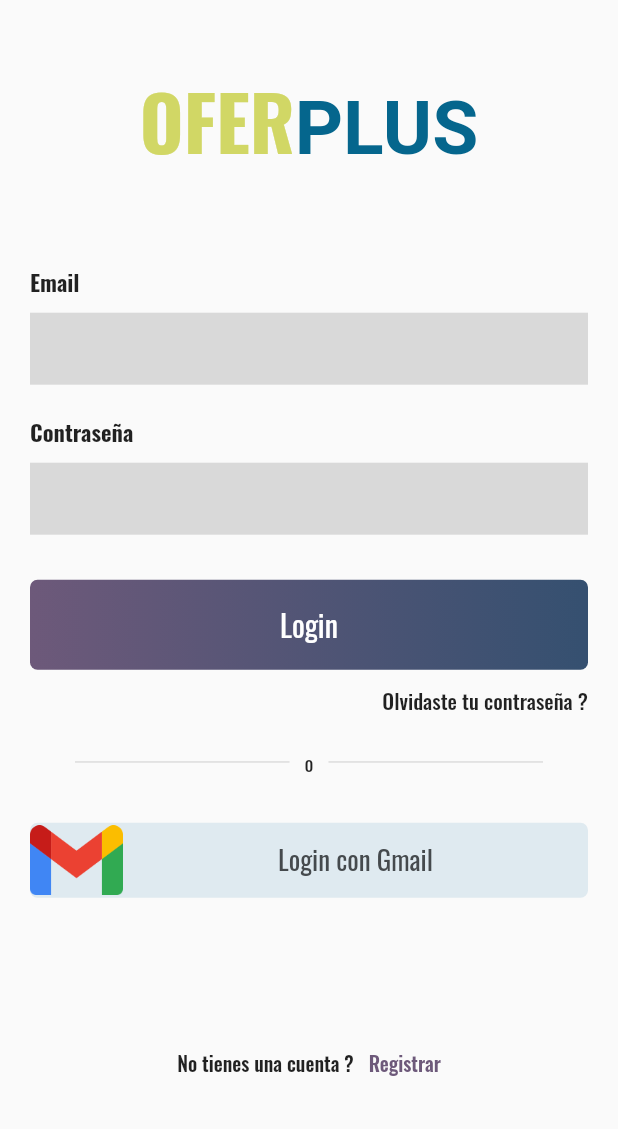
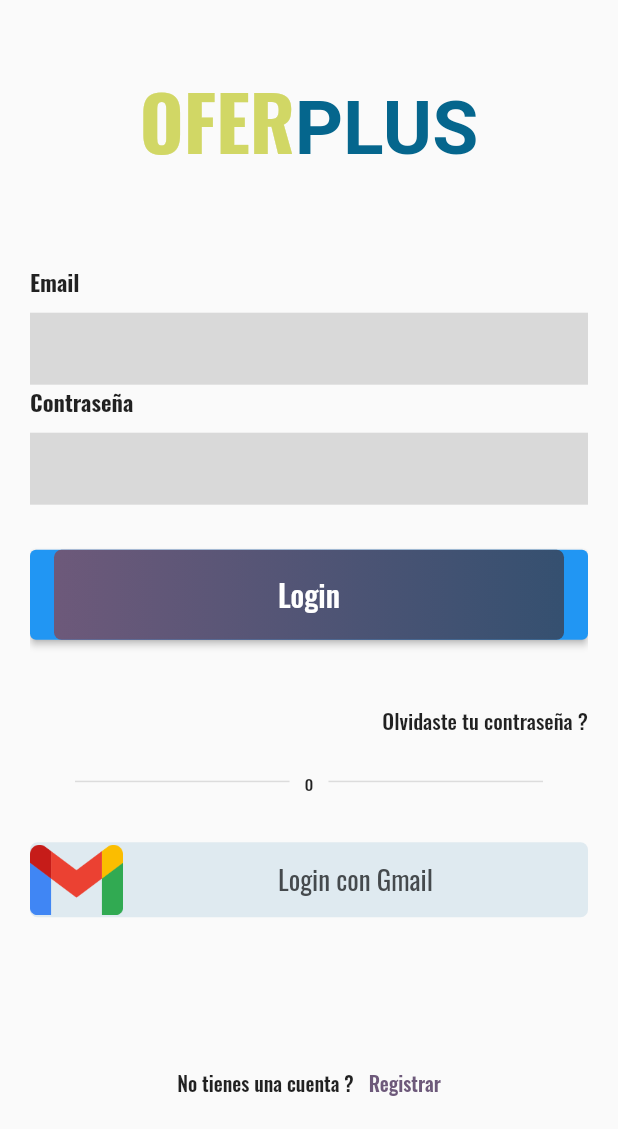
Before and after one commit to InesAlarcon/Market-Basket-Analysis-Application-, a Flutter app: the LoginForm screen opened directly, scrolled down 51 dp, on a phone screen of 412 x 824 dp, the part 107-1236 px from its top. Run offline on Flutter 3.47's test engine with Material 2 defaults, Android fonts, the phone set to English and light mode, and no system bars; our stand-ins replace firebase_auth, google_fonts; accounts and stored records are empty.

Commit message:
Registro y Login de usuarios completo, Dashboard principal dummy completo

```diff
--- a/lib/src/loginForm.dart
+++ b/lib/src/loginForm.dart
@@ -1,6 +1,9 @@
 import 'package:flutter/material.dart';
 import 'package:google_fonts/google_fonts.dart';
 import 'package:cliente/src/registrarForm.dart';
+import 'package:cliente/src/services/databaseFirebase.dart';
+import 'package:cliente/src/main/mainMenu.dart';
+
 // import 'package:firebase_core/firebase_core.dart';
 
 
@@ -14,6 +17,14 @@
 }
 
 class LoginFormState extends State<LoginForm>{
+  final AuthServices auth = AuthServices();
+  final keyForm = GlobalKey<FormState>();
+
+  String usuario = '';
+  String email = '';
+  String pass = '';
+  String error = '';
+
 
   //boton que regresa al menu principal
   Widget regresarBoton() {
@@ -59,43 +70,76 @@
   }
 
   //Segmento: text boxes y su estilo
-  Widget textBox(String title, {bool isPassword = false}) {
-    return Container(
+  Widget emailPassword() {
+    final height = MediaQuery.of(context).size.height;
+    return Form(
+    key: keyForm,
+    child: Container(
       margin: EdgeInsets.symmetric(vertical: 10),
       child: Column(
         crossAxisAlignment: CrossAxisAlignment.start,
         children: <Widget>[
           Text(
-            title,
+            "Email",
             style: TextStyle(fontWeight: FontWeight.bold, fontSize: 15),
           ),
           SizedBox(
             height: 10,
           ),
-          TextField(
-              obscureText: isPassword,
+          TextFormField(
+
+              validator: (val) => val!.isEmpty ? 'Poner un correo' : null,
+              onChanged: (val) {
+                setState(() => email = val);
+              },
+              obscureText: false,
               decoration: InputDecoration(
                   border: InputBorder.none,
                   fillColor: Color(0xffd9d9d9),
-                  filled: true))
+                  filled: true)),
+          Text(
+            "Contraseña",
+            style: TextStyle(fontWeight: FontWeight.bold, fontSize: 15),
+          ),
+          SizedBox(
+            height: 10,
+          ),
+          TextFormField(
+
+              validator: (val) => val!.length < 8 ? 'La contraseña tiene que contener 8 o más caracteres' : null,
+
+              onChanged: (val) {
+                setState(() => pass = val);
+              },
+              obscureText: true,
+              decoration: InputDecoration(
+                  border: InputBorder.none,
+                  fillColor: Color(0xffd9d9d9),
+                  filled: true)),
         ],
+      ),
     ),
     );
   }
 
   //Segmento: ingreso de datos al form
-  Widget emailPassword() {
+  // Widget emailPassword() {
+  //   return Column(
+  //     children: <Widget>[
+  //       textBox("Email"),
+  //       textBox("Contraseña", isPassword: true),
+  //     ],
+  //   );
+  // }
+
+  //Segmento: boton que hace el login y manda el form a verificar contra la firebase
+
+
+  Widget LoginVerBoton() {
     return Column(
       children: <Widget>[
-        textBox("Email"),
-        textBox("Contraseña", isPassword: true),
-      ],
-    );
-  }
-
-  //Segmento: boton que hace el login y manda el form a verificar contra la firebase
-  Widget LoginVerBoton() {
-    return Container(
+        ElevatedButton(
+        child: Container(
           width: MediaQuery.of(context).size.width,
           padding: EdgeInsets.symmetric(vertical: 15),
           alignment: Alignment.center,
@@ -105,11 +149,40 @@
                   begin: Alignment.centerLeft,
                   end: Alignment.centerRight,
                   colors: [Color(0xff6D597A), Color(0xff355070)])),
-      child: Text(
+          child: Column(
+            children: <Widget>[
+              Text(
                 'Login',
                 style: TextStyle(fontSize: 20, color: Colors.white),
               ),
+            ],
+          ),
+        ),
+
+       onPressed: () async {
+        if(keyForm.currentState!.validate()){
+          print('datos validos');
+
+          dynamic resultado = await auth.loginUsuario(usuario, email, pass);
+
+          if(resultado == null){
+            setState(() => error = 'No se pudo hacer login con la información suministrada');
+          } else{
+            Navigator.push(
+                context, MaterialPageRoute(builder: (context) => MainMenu(title: '')));
+          }
+
+          print(usuario);
+          print(email);
+          print(pass);
+          }
+        },
+      ),
+        SizedBox(height: 12),
+        Text(error, style: TextStyle(color: Colors.red, fontSize: 14)),
+    ]
     );
+
   }
 
   //Segmento: division para otros metodos de login
@@ -287,7 +360,8 @@
               Positioned(top: 40, left: 0, child: regresarBoton()),
             ],
           ),
-        ));
+        ),
+    );
   }
 
 }
--- a/pubspec.yaml
+++ b/pubspec.yaml
@@ -37,7 +37,7 @@
 #  firebase_analytics: ^8.2.0
 #  firebase_auth: ^3.0.1
 #  cloud_firestore: ^2.4.0
-
+  gradient_app_bar: ^0.1.3
 
 
 dev_dependencies:
```
Also changed, not shown: lib/src/main/mainMenu.dart (added, +170 -0 lines), lib/src/services/databaseFirebase.dart (+17 -0 lines), pubspec.lock. Lines whose indentation alone changed are shown as unchanged.
